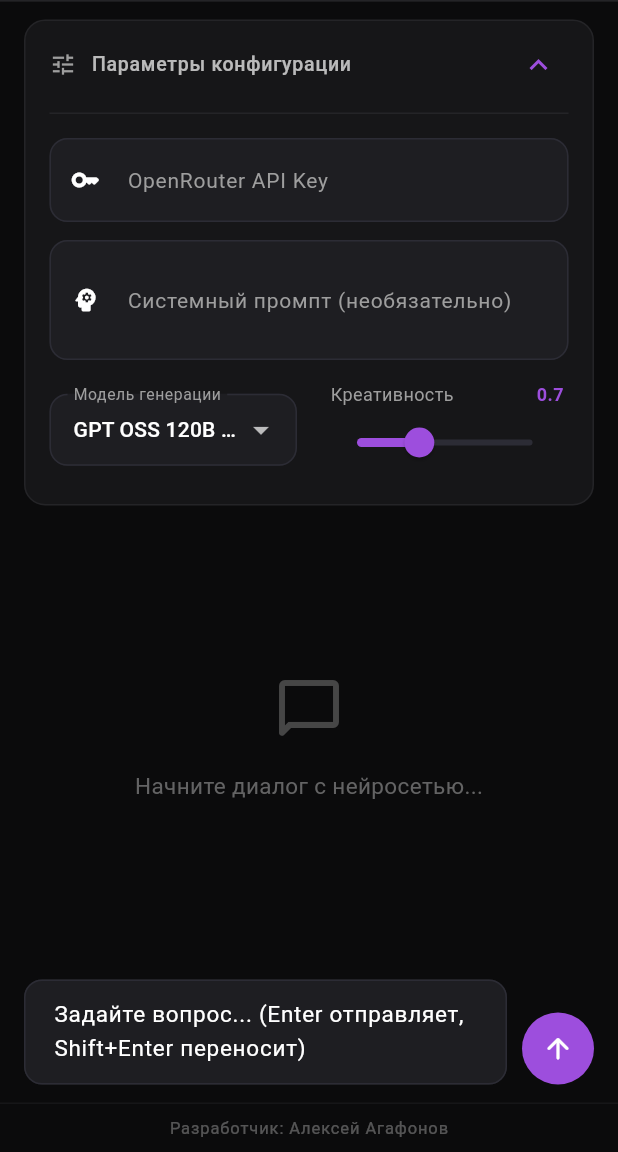
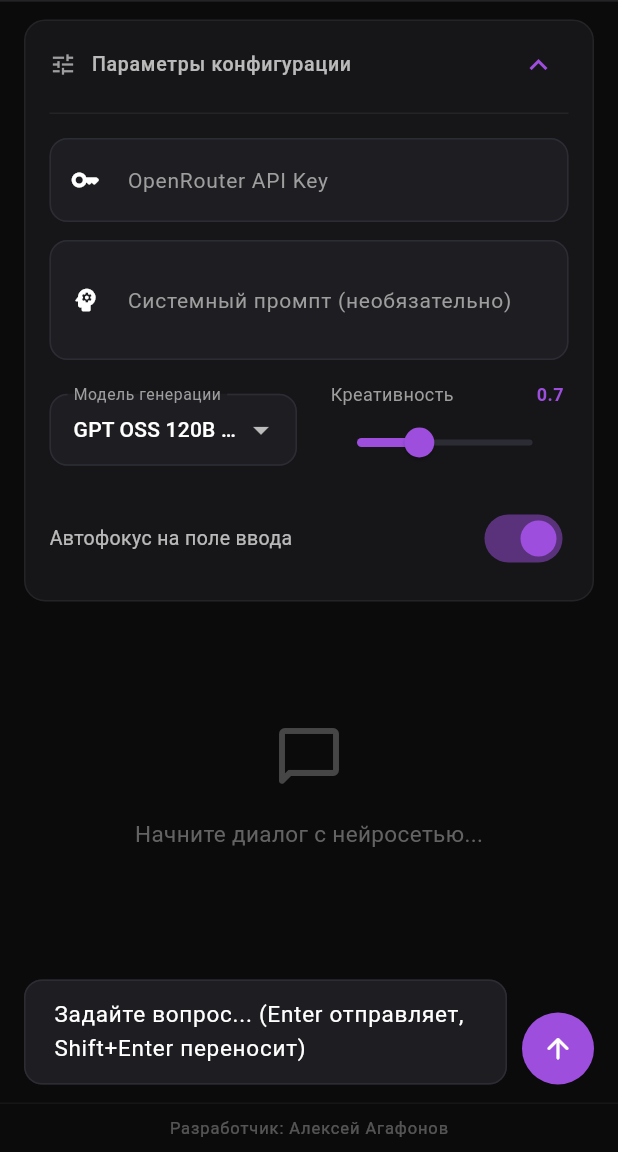
Before and after one commit to pillow20/ai-hub-chat, a Flutter app: the screen it shows after launch, after a tap on "Параметры конфигурации", on a phone screen of 412 x 824 dp, the part 84-1236 px from its top. Run offline on Flutter 3.47's test engine with Material 3 defaults, Android fonts, the phone set to English and light mode, and no system bars; our stand-ins replace flutter_markdown; missing offline and left inert: dart:html, markdown.

Commit message:
Implement auto-focus toggle in chat screen
Added a switch for enabling/disabling auto-focus on the input field.

```diff
--- a/lib/chat_screen.dart
+++ b/lib/chat_screen.dart
@@ -34,6 +34,7 @@ class _ChatScreenState extends State<ChatScreen> {
 
   double _temperature = 0.7;
   bool _isLoading = false;
+  bool _autoFocus = true; // НОВАЯ ПЕРЕМЕННАЯ ДЛЯ АВТОФОКУСА
 
   final List<Map<String, String>> _models = [
     {'name': 'GPT OSS 120B (Free)', 'id': 'openai/gpt-oss-120b:free'},
@@ -117,7 +118,10 @@ class _ChatScreenState extends State<ChatScreen> {
     } finally {
       setState(() => _isLoading = false);
       _scrollToBottom();
-      _messageFocusNode.requestFocus();
+      // ИЗМЕНЕНО: Автофокус только если включен переключатель
+      if (_autoFocus) {
+        _messageFocusNode.requestFocus();
+      }
     }
   }
 
@@ -303,6 +307,22 @@ class _ChatScreenState extends State<ChatScreen> {
                       ),
                     ],
                   ),
+                  const SizedBox(height: 16),
+                  // НОВЫЙ ПЕРЕКЛЮЧАТЕЛЬ АВТОФОКУСА
+                  Row(
+                    mainAxisAlignment: MainAxisAlignment.spaceBetween,
+                    children: [
+                      const Text(
+                        'Автофокус на поле ввода',
+                        style: TextStyle(fontSize: 13, color: Colors.white70),
+                      ),
+                      Switch(
+                        value: _autoFocus,
+                        activeColor: const Color(0xFF9D4EDD),
+                        onChanged: (value) => setState(() => _autoFocus = value),
+                      ),
+                    ],
+                  ),
                 ],
               ),
             ),
@@ -312,7 +332,6 @@ class _ChatScreenState extends State<ChatScreen> {
     );
   }
 
-  // === ОБНОВЛЕННЫЙ МЕТОД: КНОПКА В ЛЕВОМ НИЖНЕМ УГЛУ, ТОЛЬКО ИКОНКА ===
   Widget _buildChatBubble(Map<String, String> msg) {
     final isUser = msg['role'] == 'user';
     return Padding(
@@ -361,7 +380,6 @@ class _ChatScreenState extends State<ChatScreen> {
                   : Column(
                       crossAxisAlignment: CrossAxisAlignment.start,
                       children: [
-                        // 1. Текст ответа (сверху)
                         MarkdownBody(
                           data: msg['content']!,
                           selectable: true,
@@ -395,7 +413,6 @@ class _ChatScreenState extends State<ChatScreen> {
                           ),
                         ),
                         const SizedBox(height: 8),
-                        // 2. КНОПКА КОПИРОВАНИЯ (левый нижний угол, только иконка)
                         Row(
                           mainAxisAlignment: MainAxisAlignment.start,
                           children: [
```
